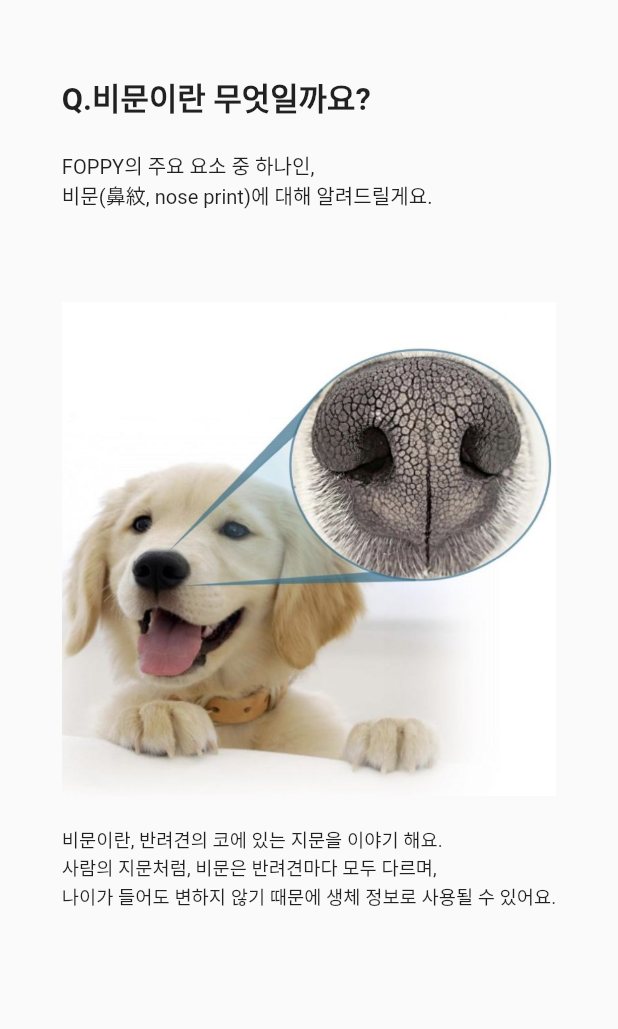
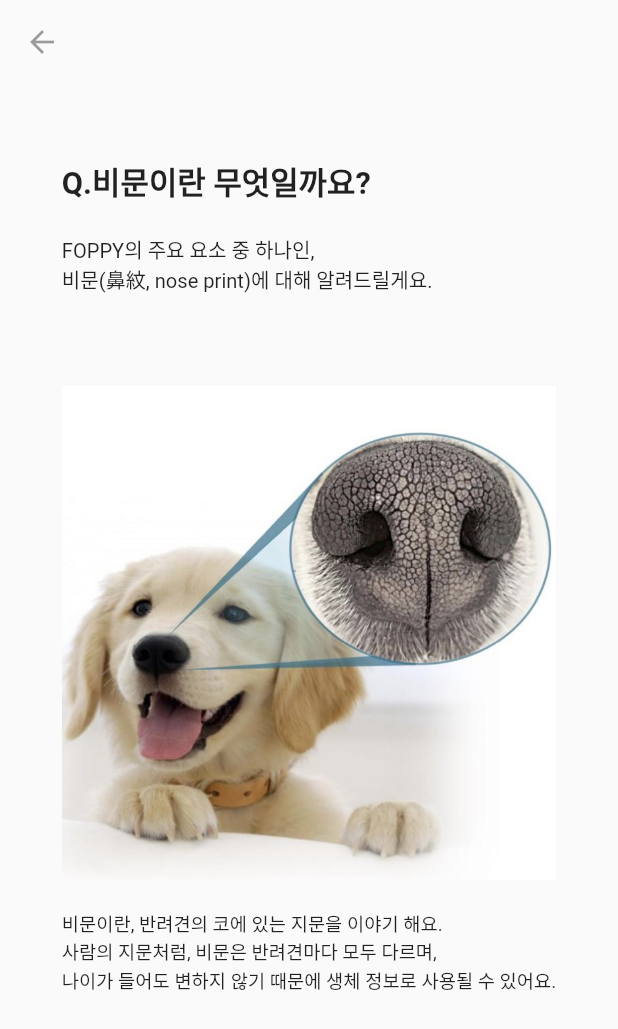
Before and after one commit to IDog-FOPPY/App-Front, a Flutter app: the screen it shows after launch, in the side drawer, after a tap on "비문이란?", on a phone screen of 412 x 824 dp. Shown: the top 1029 px of the screen. Run offline on Flutter 3.47's test engine with Material 2 defaults, Android fonts, the phone set to English and light mode, and no system bars; our stand-ins replace get.

Commit message:
반려견 등록 카드 수정

```diff
--- a/lib/UI/drawer_page.dart
+++ b/lib/UI/drawer_page.dart
@@ -70,6 +70,11 @@ class DNInfo extends StatelessWidget {
     MediaQueryData deviceData = MediaQuery.of(context);
     Size screenSize = deviceData.size;
     return Scaffold(
+      appBar: AppBar(
+        iconTheme: IconThemeData(color: Colors.black38),
+        backgroundColor: Colors.transparent, //앱바 배경 투명
+        elevation: 0, //그림자 농도 0으로 설정
+      ),
       body: SingleChildScrollView(
         scrollDirection: Axis.vertical,
         child:  Center(
--- a/lib/UI/main_page.dart
+++ b/lib/UI/main_page.dart
@@ -31,12 +31,12 @@ class _MainPageState extends State<MainPage> {
               child: FittedBox(
                   fit: BoxFit.fitWidth,
                   child: InkWell(
-                    onTap: null,
+                    onTap: (){ Navigator.push(context, MaterialPageRoute(builder: (context)=>DNInfo()));},
                     child: Image.asset('assets/Image/img1.png'), //비문이 뭔가요? 부분
                   )),
             )),
         Positioned(
-            bottom: 20,
+            bottom: 30,
             left: 25,
             child: Container(
               width: screenSize.width * 0.4,
@@ -53,22 +53,28 @@ class _MainPageState extends State<MainPage> {
   }
 
   Widget addMyDogBox(Size screenSize) {
-    return Column(children: [
+    return SizedBox(    //반려견 카드 생성시, 추가된 위젯의 크기에 맞게끔 크기 설정위해서 sizedbox 사용
+      width: screenSize.width * 0.85,
+      child: Column(children: [
         // 타이틀 섹션
         Container(
-          margin: EdgeInsets.only(top: 30), //위쪽 방향으로 여백
-          width: screenSize.width * 0.85,
-          child: Row(
+          child: ListTile(
+            leading: Image.asset('assets/Image/paw.png',height: 30, width: 30),
+            title: RichText(
+              text: TextSpan(
+                style: TextStyle(fontSize: 18, color: Colors.black, fontWeight: FontWeight.w600),// 공통 텍스트 스타일, semi bold
                 children: [
-              Container(
-                  child: Image.asset('assets/Image/paw.png',
-                      height: 20, width: 20)),
-              Container(
-                          margin: EdgeInsets.only(left: 10), //위쪽 방향으로 여백
-
-                child: Text('내 반려견을 등록할게요'))
+                  TextSpan(text: ("내 ")),
+                  TextSpan(text: ("반려견"), style: TextStyle(color: Color(0xff0074DD), fontWeight: FontWeight.bold)), // 개별 스타일
+                  TextSpan(text: ("을 등록할게요.")),
                 ],
-          )),
+              ),
+            ),
+            subtitle: Divider(color: Colors.black12,thickness: 1.5),
+            trailing: Icon(Icons.arrow_forward_ios),
+            onTap: null ,
+          ),
+        ),
 
         // 반려견 카드 섹션
         Column(
@@ -94,7 +100,9 @@ class _MainPageState extends State<MainPage> {
                     child: Image.asset('assets/Image/banner.png'))),
           ],
         )
-    ]);
+      ]),
+    );
+
   }
 
   @override
@@ -115,6 +123,7 @@ class _MainPageState extends State<MainPage> {
             child: Column(
               children: [
                 yellowBox(screenSize),
+                Container(height: screenSize.width*0.1),
                 addMyDogBox(screenSize),
               ],
             ),
```
Lines whose indentation alone changed are shown as unchanged.
